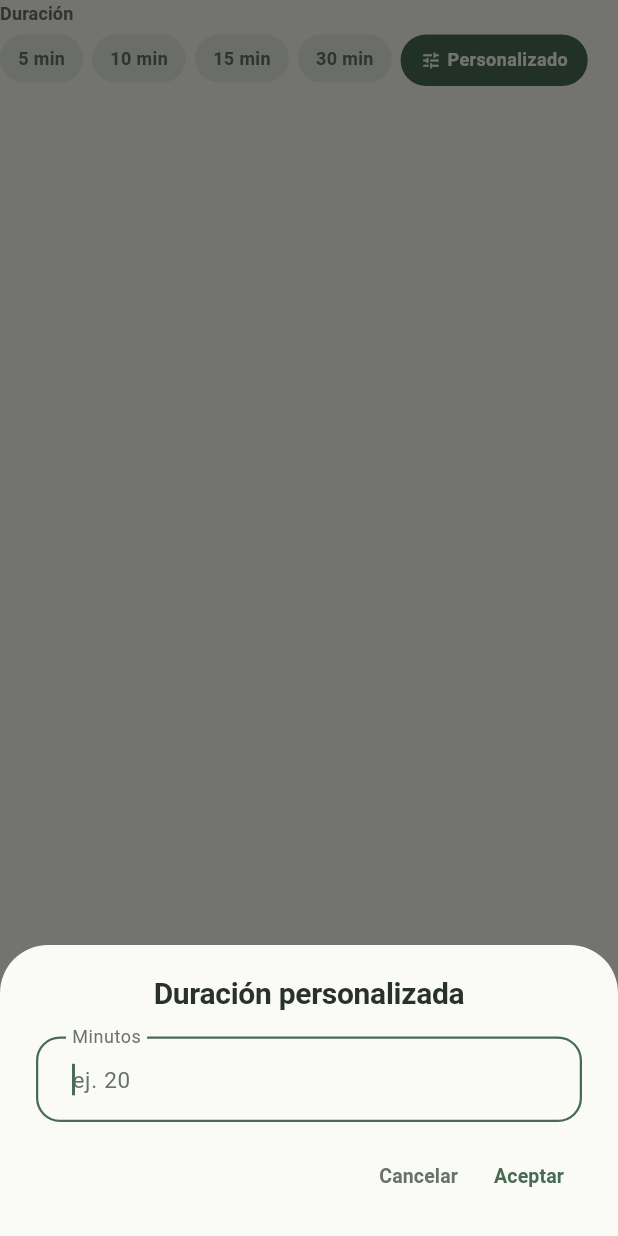
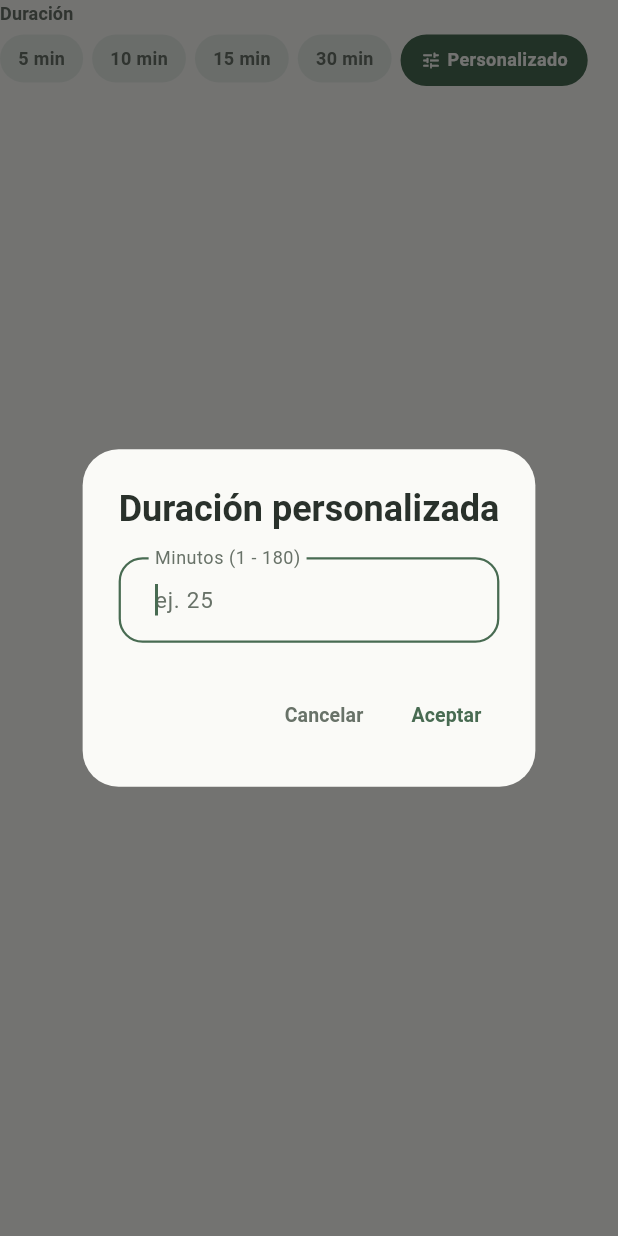
Before and after one commit to ErickBarbosa7/StudyHub, a Flutter app: the _DurationPills widget shown alone on an empty page, opened directly with empty values, after a tap on "Personalizado", on a phone screen of 412 x 824 dp. Run offline on Flutter 3.47's test engine with Material 3 defaults, Android fonts, the phone set to English and light mode, and no system bars; our stand-ins replace audioplayers, flutter_riverpod, lottie, qr_flutter, shared_preferences, socket_io_client; missing offline and left inert: mobile_scanner; accounts and stored records are empty; network calls fail; Roboto replaces fonts that are missing (Recursive).

Commit message:
correcciones 5

```diff
--- a/F_StudyHub/lib/logic/pomodoro_provider.dart
+++ b/F_StudyHub/lib/logic/pomodoro_provider.dart
@@ -48,12 +48,14 @@ class PomodoroNotifier extends StateNotifier<PomodoroState> {
       final status = map['status'] as String;
       final totalSeconds =
           map.containsKey('totalSeconds') ? (map['totalSeconds'] as num).round() : null;
+      final wasRunning = state.isRunning;
+      final finishedAtZero = timeRemaining == 0 && wasRunning;
       state = state.copyWith(
         timeRemaining: timeRemaining,
         status: status,
         totalSeconds: totalSeconds ?? state.totalSeconds,
         // Nueva sesión en curso: descarta un 'completado' previo.
-        isFinished: status == 'RUNNING' ? false : state.isFinished,
+        isFinished: status == 'RUNNING' ? false : (finishedAtZero || state.isFinished),
       );
     });
 
--- a/F_StudyHub/lib/ui/widgets/pomodoro_timer.dart
+++ b/F_StudyHub/lib/ui/widgets/pomodoro_timer.dart
@@ -28,21 +28,6 @@ class PomodoroTimer extends ConsumerWidget {
     final soundState = ref.watch(soundProvider);
     final bool finished = state.isFinished;
     final bool compact = MediaQuery.sizeOf(context).width < 600;
-
-    ref.listen<PomodoroState>(pomodoroProvider, (previous, next) {
-      if (next.isFinished && !(previous?.isFinished ?? false)) {
-        ref.read(soundProvider.notifier).playPomodoroFinishedSound();
-
-        WidgetsBinding.instance.addPostFrameCallback((_) {
-          if (!context.mounted) return;
-          ScaffoldMessenger.of(context).showSnackBar(
-            const SnackBar(
-              content: Text('¡Tiempo completado! Tómate un descanso.'),
-            ),
-          );
-        });
-      }
-    });
 
     return Container(
       padding: EdgeInsets.all(compact ? 16 : 24),
@@ -383,46 +368,23 @@ class _DurationPills extends StatelessWidget {
 
   Future<void> _promptCustomDuration(BuildContext context) async {
     final controller = TextEditingController();
-    final compact = MediaQuery.sizeOf(context).width < 600;
 
-    final minutes = await showModalBottomSheet<int>(
+    final minutes = await showDialog<int>(
       context: context,
-      isScrollControlled: true,
+      builder: (dialogContext) {
+        return AlertDialog(
           backgroundColor: kColorPaper,
-      shape: const RoundedRectangleBorder(
-        borderRadius: BorderRadius.vertical(top: Radius.circular(32)),
+          shape: RoundedRectangleBorder(
+            borderRadius: BorderRadius.circular(24),
           ),
-      builder: (sheetContext) {
-        final bottomInset = MediaQuery.viewInsetsOf(sheetContext).bottom;
-
-        return AnimatedPadding(
-          duration: const Duration(milliseconds: 200),
-          curve: Curves.easeOut,
-          padding: EdgeInsets.only(bottom: bottomInset),
-          child: SafeArea(
-            top: false,
-            child: Padding(
-              padding: EdgeInsets.fromLTRB(
-                compact ? 24 : 32,
-                compact ? 20 : 28,
-                compact ? 24 : 32,
-                16,
-              ),
-              child: Column(
-                mainAxisSize: MainAxisSize.min,
-                crossAxisAlignment: CrossAxisAlignment.stretch,
-                children: [
-                  Text(
+          title: const Text(
             'Duración personalizada',
-                    textAlign: TextAlign.center,
-                    style: Theme.of(sheetContext).textTheme.titleLarge
-                        ?.copyWith(
+            style: TextStyle(
               color: kColorInk,
               fontWeight: AppType.weightSemiBold,
             ),
           ),
-                  SizedBox(height: compact ? 16 : 24),
-                  TextField(
+          content: TextField(
             controller: controller,
             autofocus: true,
             keyboardType: TextInputType.number,
@@ -432,22 +394,19 @@ class _DurationPills extends StatelessWidget {
             ],
             style: const TextStyle(color: kColorInk),
             decoration: const InputDecoration(
-                      labelText: 'Minutos',
-                      hintText: 'ej. 20',
+              labelText: 'Minutos (1 - 180)',
+              hintText: 'ej. 25',
               labelStyle: TextStyle(color: kColorTextSecondary),
             ),
-                    onSubmitted: (_) {
-                      final value = int.tryParse(controller.text.trim());
+            onSubmitted: (val) {
+              final value = int.tryParse(val.trim());
               if (value == null) return;
-                      Navigator.of(sheetContext).pop(value);
+              Navigator.of(dialogContext).pop(value);
             },
           ),
-                  SizedBox(height: compact ? 12 : 16),
-                  Row(
-                    mainAxisAlignment: MainAxisAlignment.end,
-                    children: [
+          actions: [
             TextButton(
-                        onPressed: () => Navigator.of(sheetContext).pop(),
+              onPressed: () => Navigator.of(dialogContext).pop(),
               style: TextButton.styleFrom(
                 foregroundColor: kColorTextSecondary,
               ),
@@ -457,23 +416,17 @@ class _DurationPills extends StatelessWidget {
               onPressed: () {
                 final value = int.tryParse(controller.text.trim());
                 if (value == null) return;
-                          Navigator.of(sheetContext).pop(value);
+                Navigator.of(dialogContext).pop(value);
               },
               style: TextButton.styleFrom(
                 foregroundColor: kColorDeepSage,
               ),
               child: const Text(
                 'Aceptar',
-                          style:
-                              TextStyle(fontWeight: AppType.weightSemiBold),
+                style: TextStyle(fontWeight: AppType.weightSemiBold),
               ),
             ),
           ],
-                  ),
-                ],
-              ),
-            ),
-          ),
         );
       },
     );
```
Also changed, not shown: F_StudyHub/lib/data/services/sound_service.dart (+52 -18 lines), F_StudyHub/lib/ui/screens/create_room_screen.dart (+15 -0 lines). Lines whose indentation alone changed are shown as unchanged.
